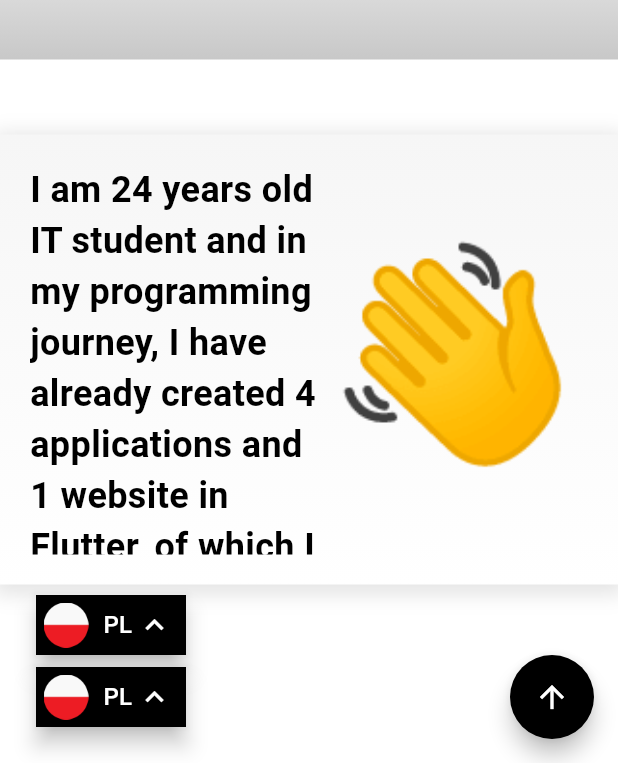
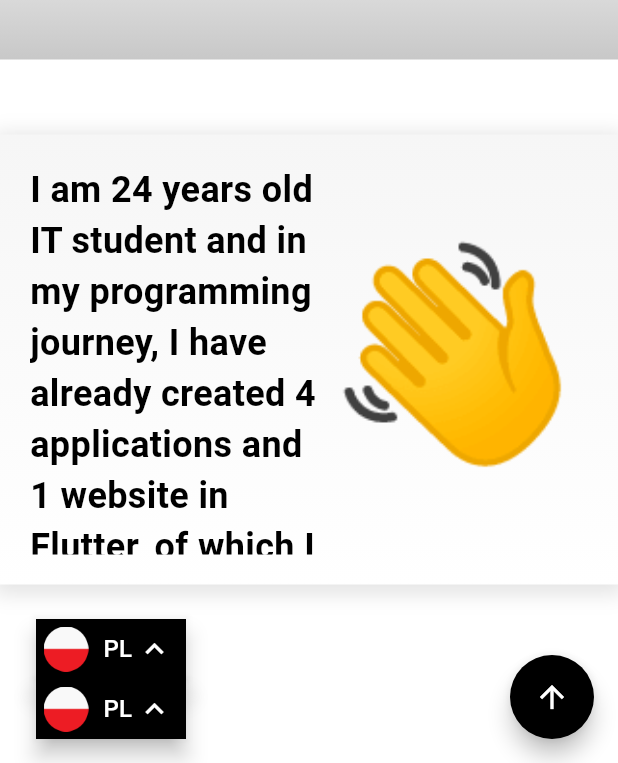
Before and after one commit to maciejsulikowski/my_website, a Flutter app: the screen it shows after launch, scrolled down 576 dp, on a phone screen of 412 x 824 dp, the part 473-1236 px from its top. Run offline on Flutter 3.47's test engine with Material 3 defaults, Android fonts, the light colour scheme and no system bars; our stand-ins replace animated_text_kit, google_fonts, lottie, visibility_detector.

Commit message:
Create SecondLanguageActionButton

```diff
--- a/lib/app/features/main_layout/main_layout.dart
+++ b/lib/app/features/main_layout/main_layout.dart
@@ -23,33 +23,30 @@ class MainLayout extends StatelessWidget {
   @override
   Widget build(BuildContext context) {
     return Scaffold(
-      floatingActionButton: Column(
-        mainAxisAlignment: MainAxisAlignment.end,
+      floatingActionButton: Row(
+        mainAxisAlignment: MainAxisAlignment.spaceBetween,
         children: [
-          const Row(
-            mainAxisAlignment: MainAxisAlignment.spaceBetween,
-            children: [
-              Padding(
-                padding: EdgeInsets.only(left: 40),
-                child: SizedBox(
+          const Padding(
+            padding: EdgeInsets.only(left: 40),
+            child: Column(
+              mainAxisAlignment: MainAxisAlignment.end,
+              children: [
+                SizedBox(
                   height: 40,
                   width: 100,
                   child: LanguageFloatingActionButton(),
                 ),
-              ),
-            ],
-          ),
-          Row(
-            mainAxisAlignment: MainAxisAlignment.spaceBetween,
-            children: [
-              const Padding(
-                padding: EdgeInsets.only(left: 40),
-                child: SizedBox(
+                SizedBox(
                   height: 40,
                   width: 100,
                   child: LanguageFloatingActionButton(),
                 ),
-              ),
+              ],
+            ),
+          ),
+          Column(
+            mainAxisAlignment: MainAxisAlignment.end,
+            children: [
               UpArrowFloatingActionButton(
                 listOfKeys: listOfKeys,
                 scrollController: scrollController,
```
Also changed, not shown: lib/app/features/widgets/floating_action_buttons/second_language_action_button.dart (added, +60 -0 lines).
